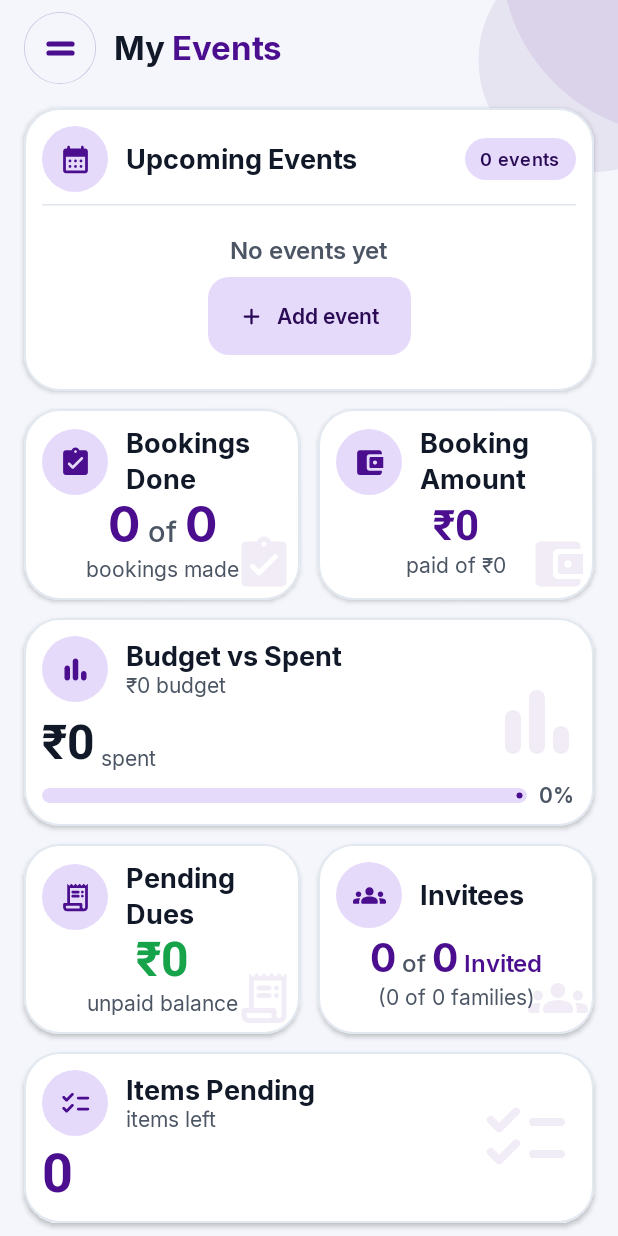
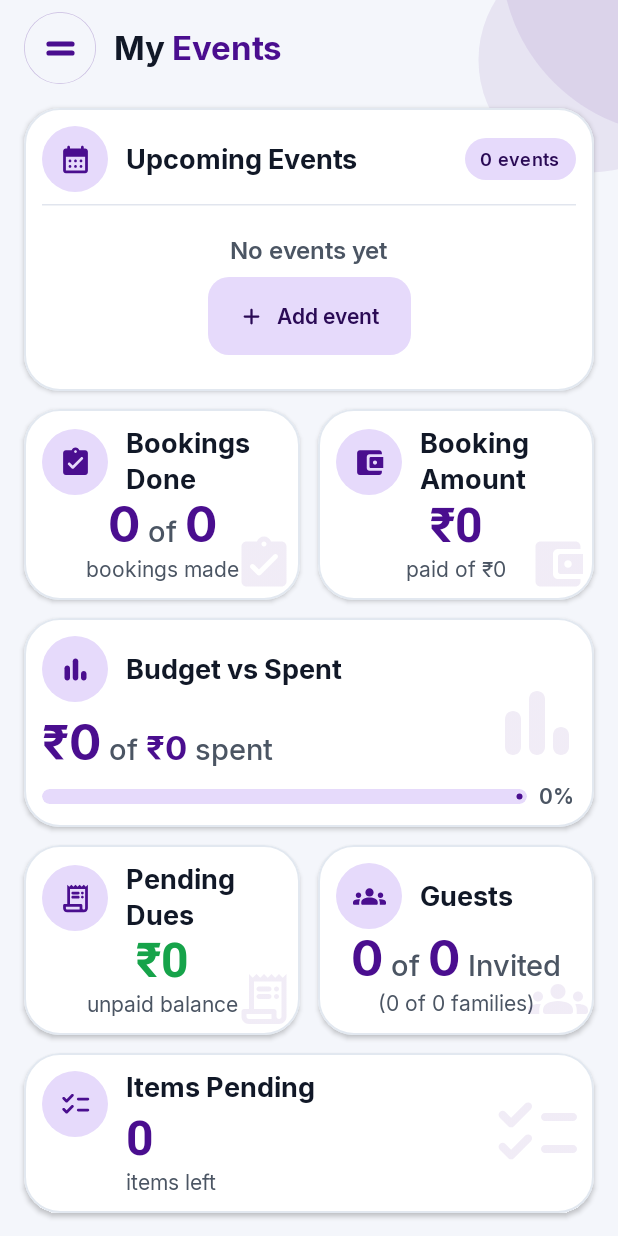
Before and after one commit to sabujdip01/MyEvents, an Android app built with Jetpack Compose: the composable HomeContent shown on its own in the app's theme, on a phone screen of 412 x 824 dp. Run offline under Robolectric (Android 15) with nearby library versions, the phone set to English and light mode, and no system bars; our stand-ins replace Dagger/Hilt's generated code; 4 statements that could not run were skipped.

Commit message:
fix(home): layout adjustments for Budget vs Spent, Items Pending position & Guests card title

```diff
--- a/app/src/main/java/sabuj/m/myevents/feature/home/HomeScreen.kt
+++ b/app/src/main/java/sabuj/m/myevents/feature/home/HomeScreen.kt
@@ -401,7 +401,7 @@ private fun BookingAmountCard(paidPaise: Long, totalPaise: Long, modifier: Modif
                 ) {
                     Text(
                         text      = MoneyFormatter.format(paidPaise),
-                        style     = TextStyle(fontSize = 28.sp, fontWeight = FontWeight.Bold),
+                        style     = TextStyle(fontSize = 32.sp, fontWeight = FontWeight.Bold),
                         color     = AppColor.primary,
                         textAlign = TextAlign.Center,
                     )
@@ -444,21 +444,25 @@ private fun BudgetCard(spentPaise: Long, totalPaise: Long) {
                 Row(verticalAlignment = Alignment.CenterVertically) {
                     CardIcon(icon = AppIcon.Budget.fallback)
                     Spacer(Modifier.width(Spacing.md))
-                    Column(modifier = Modifier.weight(1f)) {
-                        Text("Budget vs Spent", style = titleM, color = AppColor.text)
-                        Text("${MoneyFormatter.format(totalPaise)} budget", style = bodyM, color = AppColor.text2)
-                    }
+                    Text("Budget vs Spent", style = titleM, color = AppColor.text, modifier = Modifier.weight(1f))
                 }
                 Spacer(Modifier.height(Spacing.sm))
-                Row(verticalAlignment = Alignment.Bottom) {
-                    Text(
-                        text  = MoneyFormatter.format(spentPaise),
-                        style = TextStyle(fontSize = 32.sp, fontWeight = FontWeight.Bold),
-                        color = AppColor.text,
-                    )
-                    Spacer(Modifier.width(Spacing.xs))
-                    Text("spent", style = bodyM, color = AppColor.text2)
-                }
+                Text(
+                    text = buildAnnotatedString {
+                        withStyle(SpanStyle(fontSize = 32.sp, fontWeight = FontWeight.Bold, color = AppColor.primary)) {
+                            append(MoneyFormatter.format(spentPaise))
+                        }
+                        withStyle(SpanStyle(fontSize = 19.sp, fontWeight = FontWeight.Medium, color = AppColor.text2)) {
+                            append(" of ")
+                        }
+                        withStyle(SpanStyle(fontSize = 22.sp, fontWeight = FontWeight.Bold, color = AppColor.primary)) {
+                            append(MoneyFormatter.format(totalPaise))
+                        }
+                        withStyle(SpanStyle(fontSize = 19.sp, fontWeight = FontWeight.Medium, color = AppColor.text2)) {
+                            append(" spent")
+                        }
+                    },
+                )
                 Spacer(Modifier.height(Spacing.sm))
                 Row(verticalAlignment = Alignment.CenterVertically) {
                     LinearProgressIndicator(
@@ -544,7 +548,7 @@ private fun InviteesCard(
                 Row(verticalAlignment = Alignment.CenterVertically) {
                     CardIcon(icon = AppIcon.Invitees.fallback)
                     Spacer(Modifier.width(Spacing.md))
-                    Text("Invitees", style = titleM, color = AppColor.text, modifier = Modifier.weight(1f))
+                    Text("Guests", style = titleM, color = AppColor.text, modifier = Modifier.weight(1f))
                 }
                 Column(
                     modifier            = Modifier.fillMaxWidth().weight(1f),
@@ -553,22 +557,20 @@ private fun InviteesCard(
                 ) {
                     Text(
                         text = buildAnnotatedString {
-                            withStyle(SpanStyle(fontSize = 26.sp, fontWeight = FontWeight.Bold)) {
+                            withStyle(SpanStyle(fontSize = 32.sp, fontWeight = FontWeight.Bold, color = AppColor.primary)) {
                                 append("$invitedGuests")
                             }
-                            withStyle(SpanStyle(fontSize = 16.sp, fontWeight = FontWeight.Medium, color = AppColor.text2)) {
+                            withStyle(SpanStyle(fontSize = 19.sp, fontWeight = FontWeight.Medium, color = AppColor.text2)) {
                                 append(" of ")
                             }
-                            withStyle(SpanStyle(fontSize = 26.sp, fontWeight = FontWeight.Bold)) {
+                            withStyle(SpanStyle(fontSize = 32.sp, fontWeight = FontWeight.Bold, color = AppColor.primary)) {
                                 append("$totalGuests")
                             }
-                            withStyle(SpanStyle(fontSize = 16.sp, fontWeight = FontWeight.SemiBold, color = AppColor.primary)) {
+                            withStyle(SpanStyle(fontSize = 19.sp, fontWeight = FontWeight.Medium, color = AppColor.text2)) {
                                 append(" Invited")
                             }
                         },
-                        color     = AppColor.primary,
                         textAlign = TextAlign.Center,
-                        maxLines  = 1,
                     )
                     Spacer(Modifier.height(2.dp))
                     Text(
@@ -602,26 +604,28 @@ private fun ItemsPendingCard(count: Int) {
                     .fillMaxWidth()
                     .padding(Spacing.md),
             ) {
-                Row(
-                    verticalAlignment = Alignment.CenterVertically,
-                    modifier          = Modifier.fillMaxWidth().padding(end = 80.dp),
-                ) {
+                Row(verticalAlignment = Alignment.Top) {
                     CardIcon(icon = AppIcon.Checklist.fallback)
                     Spacer(Modifier.width(Spacing.md))
-                    Column {
+                    Column(modifier = Modifier.weight(1f)) {
                         Text("Items Pending", style = titleM, color = AppColor.text)
-                        Text("items left", style = bodyM, color = AppColor.text2)
+                        Spacer(Modifier.height(Spacing.xs))
+                        Text(
+                            text  = "$count",
+                            style = TextStyle(fontSize = 32.sp, fontWeight = FontWeight.Bold),
+                            color = AppColor.primary,
+                        )
+                        Spacer(Modifier.height(2.dp))
+                        Text(
+                            text  = "items left",
+                            style = bodyM,
+                            color = AppColor.text2,
+                        )
                     }
                 }
-                Spacer(Modifier.height(Spacing.xs))
-                Text(
-                    text  = "$count",
-                    style = TextStyle(fontSize = 36.sp, fontWeight = FontWeight.Bold),
-                    color = AppColor.primary,
-                )
             }
             Box(
-                modifier        = Modifier.align(Alignment.CenterEnd).size(80.dp).padding(end = Spacing.md),
+                modifier        = Modifier.align(Alignment.CenterEnd).size(72.dp).padding(end = Spacing.xs),
                 contentAlignment = Alignment.Center,
             ) {
                 Icon(AppIcon.Checklist.fallback, null, tint = AppColor.primary.copy(alpha = 0.08f), modifier = Modifier.size(64.dp))
```
Also changed, not shown: 1 other file.
